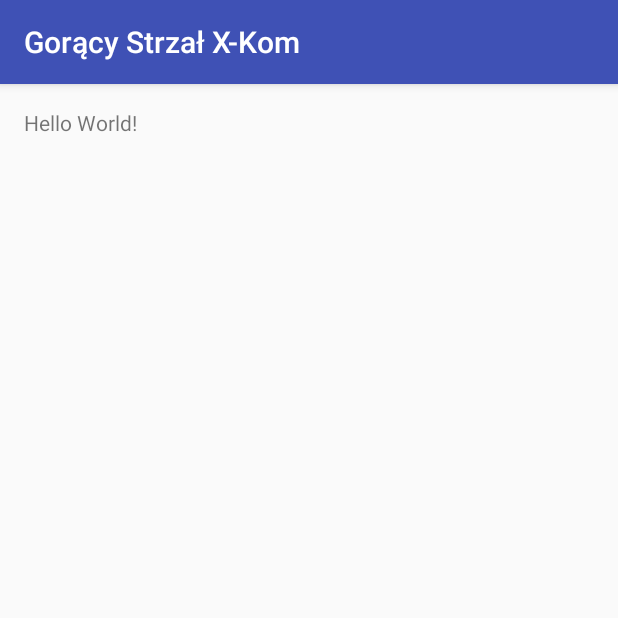
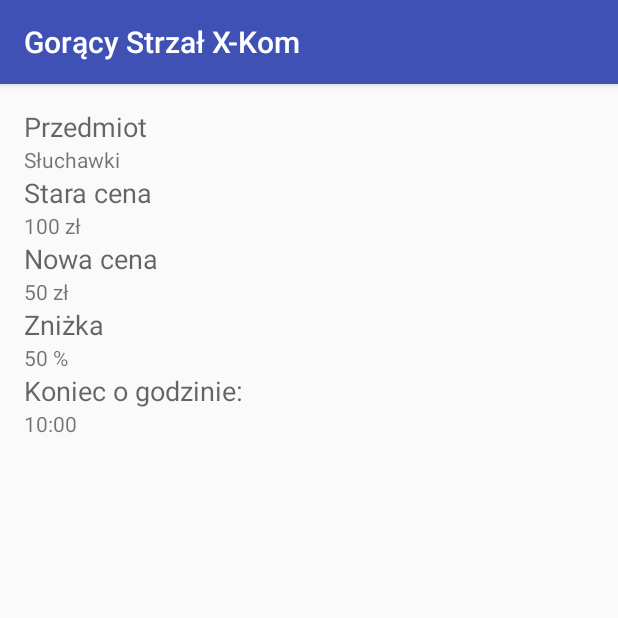
Before and after one commit to AdamTomaja/XKom-HotShots, an Android app: the screen it shows after launch (MainActivity), on a phone screen of 412 x 824 dp, the top half of it. Run offline under Robolectric (Android 15) with nearby library versions, the phone set to English and light mode, and no system bars; libraries missing offline, so code that uses them is left out: com.cydercode.hotshots, com.koushikdutta.urlimageviewhelper; 3 statements that could not run were skipped.

Commit message:
New layout in app

```diff
--- a/XKomHotShotsAndroid/app/src/main/java/cydercode/com/xkomhotshots/MainActivity.java
+++ b/XKomHotShotsAndroid/app/src/main/java/cydercode/com/xkomhotshots/MainActivity.java
@@ -7,6 +7,7 @@ import android.widget.ImageView;
 import android.widget.TextView;
 
 import com.cydercode.hotshots.xkom_api.client.XKomClient;
+import com.cydercode.hotshots.xkom_api.model.HotShot;
 import com.koushikdutta.urlimageviewhelper.UrlImageViewHelper;
 
 import java.io.PrintWriter;
@@ -27,13 +28,24 @@ public class MainActivity extends AppCompatActivity implements DownloadTaskListe
 
     @Override
     public void onResult(DownloadTaskResult result) {
-        final TextView view = (TextView) findViewById(R.id.outputTextView);
         final ImageView imageView = (ImageView) findViewById(R.id.imageView);
         if(result.getType() == DownloadTaskResult.Type.OK) {
-            view.setText(result.getHotShot().toString());
-            UrlImageViewHelper.setUrlDrawable(imageView, result.getHotShot().getImageUrl());
+            final HotShot hotShot = result.getHotShot();
+            setText(R.id.productName, hotShot.getProductName());
+            setText(R.id.oldPrice, hotShot.getOldPrice());
+            setText(R.id.newPrice, hotShot.getNewPrice());
+            setText(R.id.discount, hotShot.getDiscount());
+            setText(R.id.endHour, hotShot.getEndHour());
+
+            UrlImageViewHelper.setUrlDrawable(imageView,  hotShot.getImageUrl());
         } else {
-            view.setText("Error: " + result.getMessage());
+            setText(R.id.productName, "Error: " + result.getMessage());
         }
     }
+
+    private void setText(int id, String text) {
+        ((TextView) findViewById(id)).setText(text);
+    }
+
+
 }
--- a/XKomHotShotsAndroid/app/src/main/res/layout/activity_main.xml
+++ b/XKomHotShotsAndroid/app/src/main/res/layout/activity_main.xml
@@ -17,14 +17,74 @@
         <TextView
             android:layout_width="wrap_content"
             android:layout_height="wrap_content"
-            android:text="Hello World!"
-            android:id="@+id/outputTextView" />
+            android:textAppearance="?android:attr/textAppearanceMedium"
+            android:text="Przedmiot"
+            android:id="@+id/textView" />
+
+        <TextView
+            android:layout_width="wrap_content"
+            android:layout_height="wrap_content"
+            android:text="Słuchawki"
+            android:id="@+id/productName" />
+
+        <TextView
+            android:layout_width="wrap_content"
+            android:layout_height="wrap_content"
+            android:textAppearance="?android:attr/textAppearanceMedium"
+            android:text="Stara cena"
+            android:id="@+id/textView2" />
+
+        <TextView
+            android:layout_width="wrap_content"
+            android:layout_height="wrap_content"
+            android:text="100 zł"
+            android:id="@+id/oldPrice" />
+
+        <TextView
+            android:layout_width="wrap_content"
+            android:layout_height="wrap_content"
+            android:textAppearance="?android:attr/textAppearanceMedium"
+            android:text="Nowa cena"
+            android:id="@+id/textView3" />
+
+        <TextView
+            android:layout_width="wrap_content"
+            android:layout_height="wrap_content"
+            android:text="50 zł"
+            android:id="@+id/newPrice" />
+
+        <TextView
+            android:layout_width="wrap_content"
+            android:layout_height="wrap_content"
+            android:textAppearance="?android:attr/textAppearanceMedium"
+            android:text="Zniżka"
+            android:id="@+id/textView4" />
+
+        <TextView
+            android:layout_width="wrap_content"
+            android:layout_height="wrap_content"
+            android:text="50 %"
+            android:id="@+id/discount" />
+
+        <TextView
+            android:layout_width="wrap_content"
+            android:layout_height="wrap_content"
+            android:textAppearance="?android:attr/textAppearanceMedium"
+            android:text="Koniec o godzinie:"
+            android:id="@+id/textView5" />
+
+        <TextView
+            android:layout_width="wrap_content"
+            android:layout_height="wrap_content"
+            android:text="10:00"
+            android:id="@+id/endHour" />
 
         <ImageView
-            android:layout_width="wrap_content"
-            android:layout_height="wrap_content"
+            android:layout_width="fill_parent"
+            android:layout_height="fill_parent"
             android:id="@+id/imageView"
             android:layout_marginTop="10dp" />
+
     </LinearLayout>
 
 </RelativeLayout>
```
